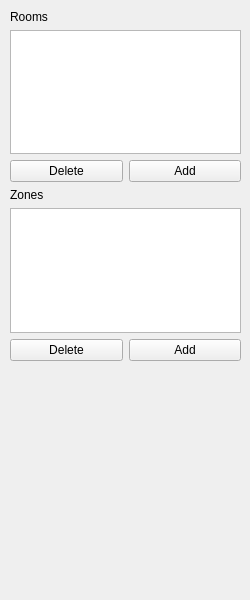
This is forms/roomlistwidget.ui in JuPedSim/jpseditor as Qt 5 draws it before an edit. The edited form follows.
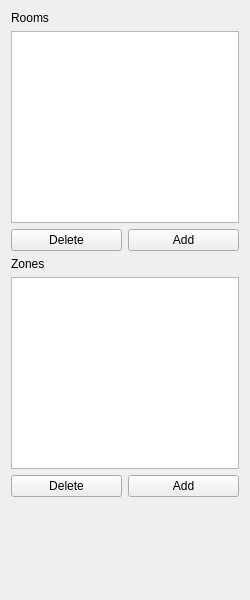
This is the edited form.

```diff
--- a/forms/roomlistwidget.ui
+++ b/forms/roomlistwidget.ui
@@ -11,7 +11,7 @@
    </rect>
   </property>
   <property name="sizePolicy">
-   <sizepolicy hsizetype="Minimum" vsizetype="Minimum">
+   <sizepolicy hsizetype="Preferred" vsizetype="Preferred">
     <horstretch>0</horstretch>
     <verstretch>0</verstretch>
    </sizepolicy>
@@ -25,15 +25,8 @@
   <property name="windowTitle">
    <string>Room List</string>
   </property>
-  <widget class="QWidget" name="layoutWidget">
-   <property name="geometry">
-    <rect>
-     <x>10</x>
-     <y>10</y>
-     <width>231</width>
-     <height>351</height>
-    </rect>
-   </property>
+  <layout class="QGridLayout" name="gridLayout">
+   <item row="0" column="0">
    <layout class="QVBoxLayout" name="verticalLayout_3">
     <item>
      <layout class="QVBoxLayout" name="verticalLayout_2">
@@ -100,7 +93,21 @@
      </layout>
     </item>
    </layout>
-  </widget>
+   </item>
+   <item row="1" column="0">
+    <spacer name="verticalSpacer">
+     <property name="orientation">
+      <enum>Qt::Vertical</enum>
+     </property>
+     <property name="sizeHint" stdset="0">
+      <size>
+       <width>20</width>
+       <height>40</height>
+      </size>
+     </property>
+    </spacer>
+   </item>
+  </layout>
  </widget>
  <resources/>
  <connections/>
```
Lines whose indentation alone changed are shown as unchanged.
